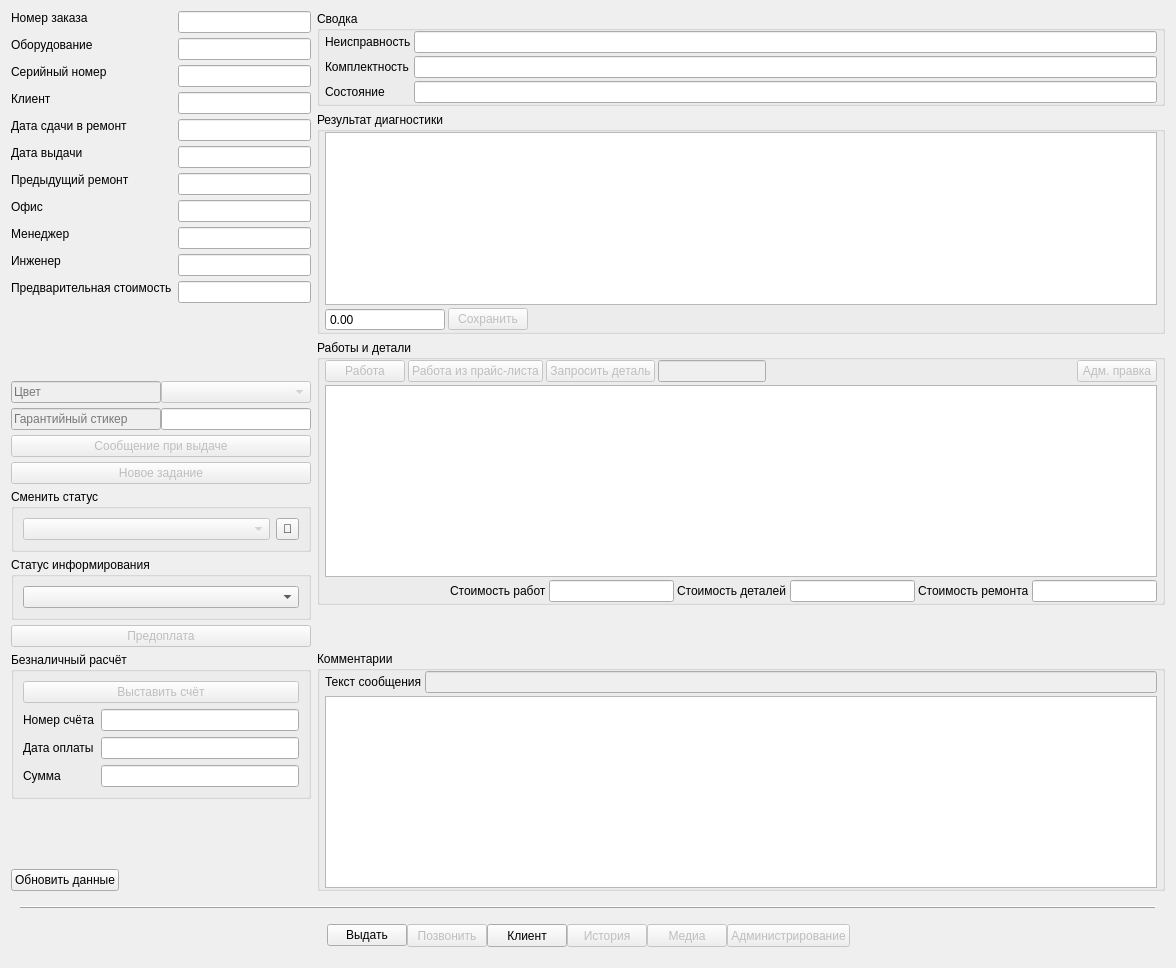
This is tabrepair.ui in solderercb/snap_crm as Qt 5 draws it before an edit. The edited form follows.
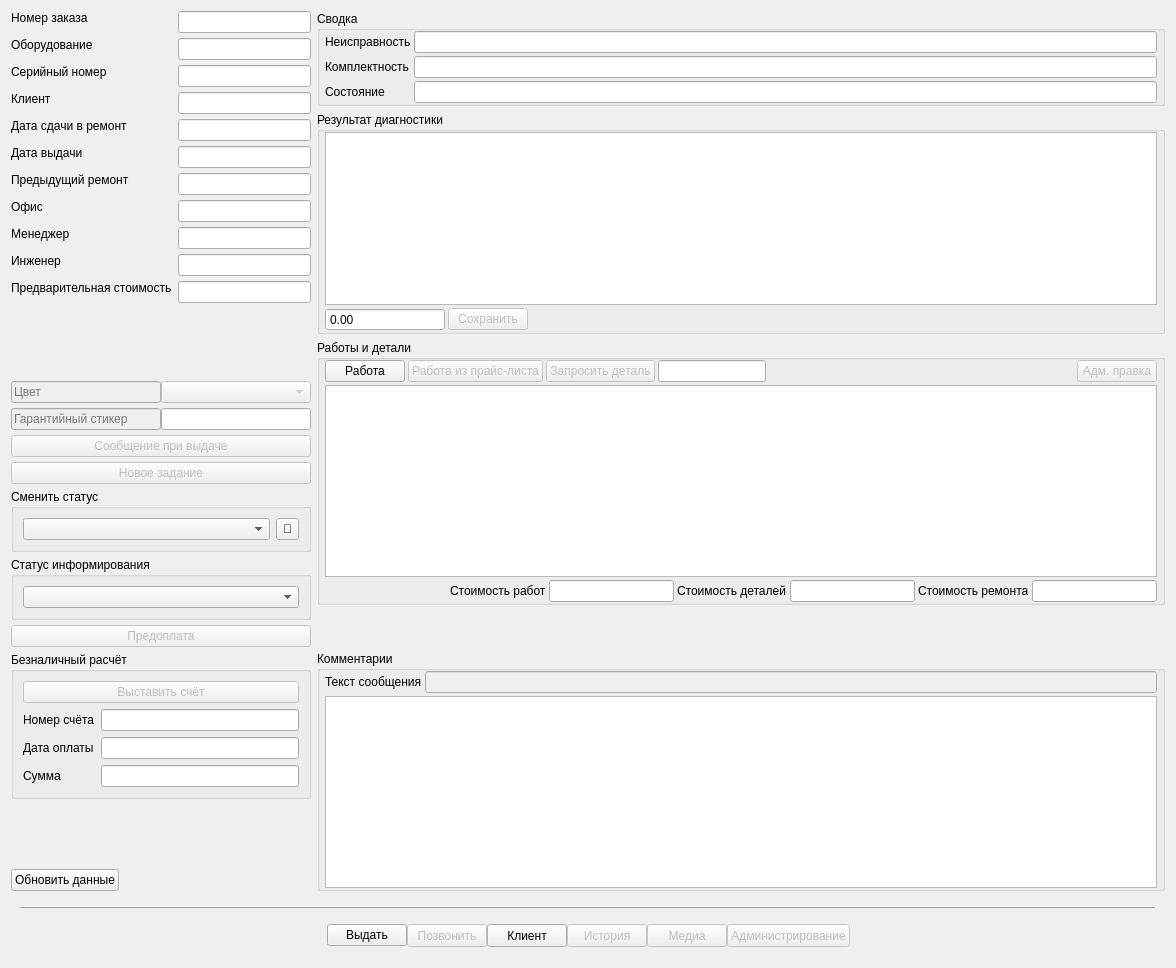
This is the edited form. Custom widgets are drawn as their Qt base class.

```diff
--- a/tabrepair.ui
+++ b/tabrepair.ui
@@ -269,7 +269,7 @@
                 <item>
                  <widget class="QPushButton" name="pushButtonAddWork">
                   <property name="enabled">
-                   <bool>false</bool>
+                   <bool>true</bool>
                   </property>
                   <property name="sizePolicy">
                    <sizepolicy hsizetype="Minimum" vsizetype="Preferred">
@@ -333,9 +333,9 @@
                  </widget>
                 </item>
                 <item>
-                 <widget class="SLineEdit" name="lineEditQuickAddSparePartByUID">
+                 <widget class="SLineEdit" name="lineEditQuickAddPart">
                   <property name="enabled">
-                   <bool>false</bool>
+                   <bool>true</bool>
                   </property>
                   <property name="sizePolicy">
                    <sizepolicy hsizetype="Fixed" vsizetype="Fixed">
@@ -1054,7 +1054,7 @@
             <item row="0" column="0">
              <widget class="SComboBox" name="comboBoxState">
               <property name="enabled">
-               <bool>false</bool>
+               <bool>true</bool>
               </property>
               <property name="sizePolicy">
                <sizepolicy hsizetype="Preferred" vsizetype="Fixed">
```
Left out of the diff: 19 changed lines with no effect on the pictures.
